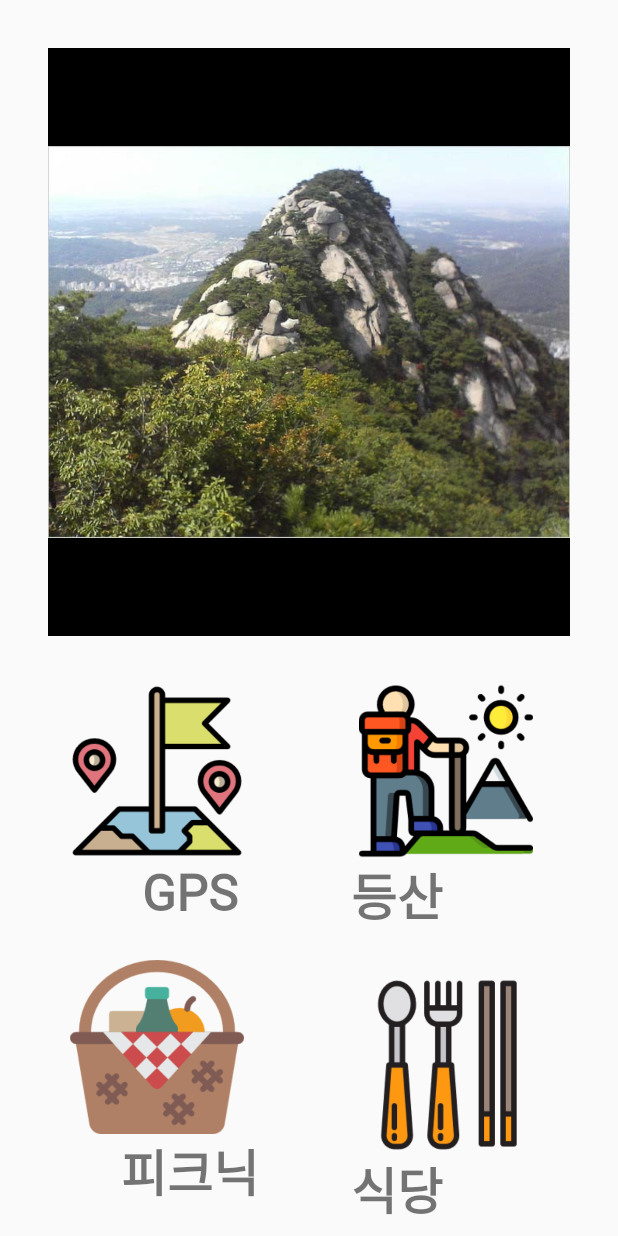
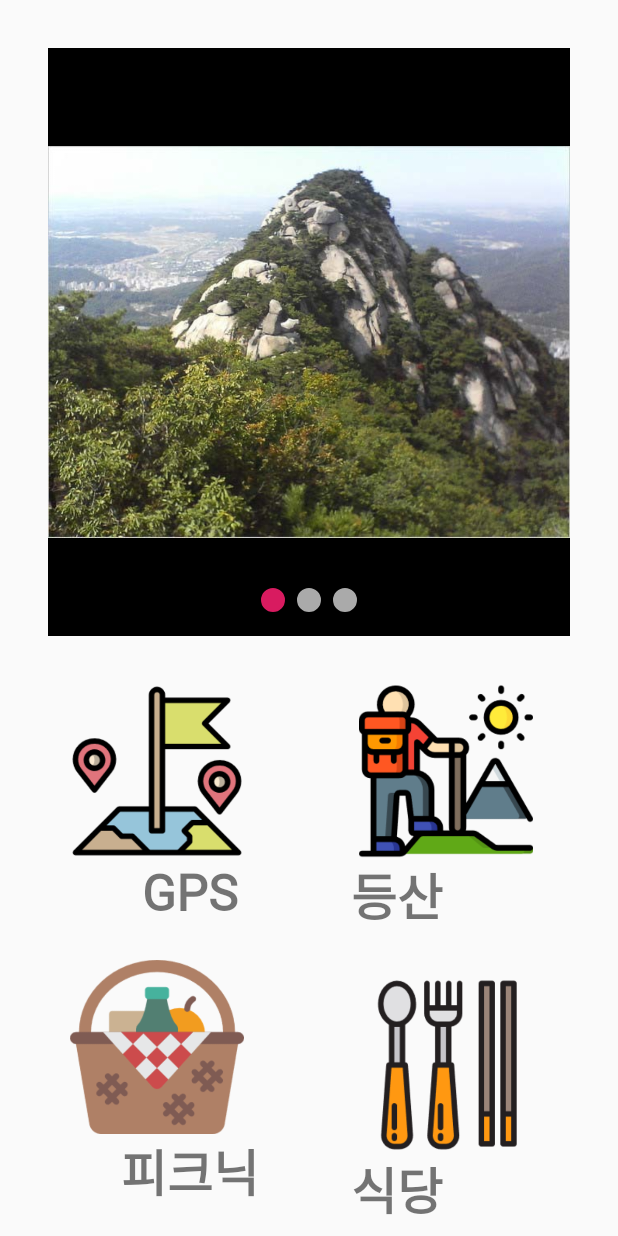
Before and after one commit to dltpt99/Gongmo, an Android app: the screen it shows after launch (MainActivity), on a phone screen of 412 x 824 dp. Run offline under Robolectric (Android 15) with nearby library versions, the phone set to English and light mode, and no system bars.

Commit message:
ViewPager에 인디케이터 추가

```diff
--- a/app/src/main/java/com/example/gongmo/MainActivity.java
+++ b/app/src/main/java/com/example/gongmo/MainActivity.java
@@ -1,51 +1,34 @@
 package com.example.gongmo;
 
 import androidx.appcompat.app.AppCompatActivity;
-import androidx.fragment.app.Fragment;
-import androidx.fragment.app.FragmentManager;
-import androidx.fragment.app.FragmentStatePagerAdapter;
 import androidx.viewpager.widget.ViewPager;
+
 import android.content.Intent;
 import android.os.Bundle;
 import android.view.View;
 
+import com.google.android.material.tabs.TabLayout;
+
+
 public class MainActivity extends AppCompatActivity {
     ViewPager viewPager;
+
     @Override
     protected void onCreate(Bundle savedInstanceState) {
         super.onCreate(savedInstanceState);
         setContentView(R.layout.activity_main);
 
-        viewPager =  findViewById(R.id.viewPager);
+        viewPager = findViewById(R.id.viewPager);
+
         viewPager.setAdapter(new pagerAdapter(getSupportFragmentManager()));
-        }
+        viewPager.setCurrentItem(0);
 
-    private class pagerAdapter extends FragmentStatePagerAdapter
-    {
-        private pagerAdapter(FragmentManager fm)
-        {
-            super(fm);
-        }
-        @Override
-        public Fragment getItem(int position)
-        {
-            switch(position)
-            {
-                case 0:
-                    return new fragment_first();
-                case 1:
-                    return new fragment_second();
-                case 2:
-                    return new fragment_third();
-            }
-            return null;
-        }
-        @Override
-        public int getCount()
-        {
-            return 3;
-        }
+        TabLayout tabLayout = findViewById(R.id.tab_layout);
+        tabLayout.setupWithViewPager(viewPager, true);
+
     }
+
+
 
     public void GPSbutton(View v) {
         Intent intent = new Intent(this, GPSactivity.class);
--- /dev/null
+++ b/app/src/main/java/com/example/gongmo/pagerAdapter.java
@@ -0,0 +1,34 @@
+package com.example.gongmo;
+
+
+import androidx.fragment.app.Fragment;
+import androidx.fragment.app.FragmentManager;
+import androidx.fragment.app.FragmentStatePagerAdapter;
+
+class pagerAdapter extends FragmentStatePagerAdapter
+{
+    protected pagerAdapter(FragmentManager fm)
+    {
+        super(fm);
+    }
+    @Override
+    public Fragment getItem(int position)
+    {
+        switch(position)
+        {
+            case 0:
+                return new fragment_first();
+            case 1:
+                return new fragment_second();
+            case 2:
+                return new fragment_third();
+
+        }
+        return null;
+    }
+    @Override
+    public int getCount()
+    {
+        return 3;
+    }
+}
--- /dev/null
+++ b/app/src/main/res/drawable/indicator_non.xml
@@ -0,0 +1,12 @@
+<?xml version="1.0" encoding="utf-8"?>
+<layer-list xmlns:android="http://schemas.android.com/apk/res/android">
+    <item>
+        <shape
+            android:innerRadius="0dp"
+            android:shape="ring"
+            android:thickness="8dp"
+            android:useLevel="false">
+            <solid android:color="@android:color/darker_gray"/>
+        </shape>
+    </item>
+</layer-list>
--- /dev/null
+++ b/app/src/main/res/drawable/indicator_on.xml
@@ -0,0 +1,12 @@
+<?xml version="1.0" encoding="utf-8"?>
+<layer-list xmlns:android="http://schemas.android.com/apk/res/android">
+    <item>
+        <shape
+            android:innerRadius="0dp"
+            android:shape="ring"
+            android:thickness="8dp"
+            android:useLevel="false">
+            <solid android:color="@color/colorAccent"/>
+        </shape>
+    </item>
+</layer-list>
--- /dev/null
+++ b/app/src/main/res/drawable/tab_selector.xml
@@ -0,0 +1,7 @@
+<?xml version="1.0" encoding="utf-8"?>
+<selector xmlns:android="http://schemas.android.com/apk/res/android">
+
+    <item android:drawable="@drawable/indicator_on"
+        android:state_selected="true"/>
+    <item android:drawable="@drawable/indicator_non"/>
+</selector>
--- a/app/src/main/res/layout/activity_main.xml
+++ b/app/src/main/res/layout/activity_main.xml
@@ -9,17 +9,32 @@
 
     <androidx.viewpager.widget.ViewPager
         android:id="@+id/viewPager"
-        android:layout_width="match_parent"
-        android:layout_height="match_parent"
+        android:layout_width="0dp"
+        android:layout_height="0dp"
         android:layout_marginStart="32dp"
         android:layout_marginTop="32dp"
         android:layout_marginEnd="32dp"
         android:layout_marginBottom="400dp"
-        android:background="#00FFFFFF"
+        android:background="#00000000"
         app:layout_constraintBottom_toBottomOf="parent"
         app:layout_constraintEnd_toEndOf="parent"
         app:layout_constraintStart_toStartOf="parent"
-        app:layout_constraintTop_toTopOf="parent" />
+        app:layout_constraintTop_toTopOf="parent"
+        app:layout_constraintVertical_bias="0.036">
+
+    </androidx.viewpager.widget.ViewPager>
+
+    <com.google.android.material.tabs.TabLayout
+        android:id="@+id/tab_layout"
+        android:layout_width="match_parent"
+        android:layout_height="wrap_content"
+        android:layout_marginBottom="400dp"
+        app:layout_constraintBottom_toBottomOf="parent"
+        app:layout_constraintEnd_toEndOf="parent"
+        app:layout_constraintStart_toStartOf="parent"
+        app:tabBackground="@drawable/tab_selector"
+        app:tabGravity="center"
+        app:tabIndicatorHeight="0dp" />
 
     <ImageButton
         android:id="@+id/gpsButton"
--- /dev/null
+++ b/app/src/main/res/layout/pager_adapter.xml
@@ -0,0 +1,13 @@
+<?xml version="1.0" encoding="utf-8"?>
+<LinearLayout xmlns:android="http://schemas.android.com/apk/res/android"
+    android:layout_width="match_parent"
+    android:layout_height="match_parent"
+    android:orientation="vertical">
+
+    <ImageView
+        android:id="@+id/imageView"
+        android:layout_width="match_parent"
+        android:layout_height="match_parent"
+        android:adjustViewBounds="true"
+        android:contentDescription="@string/indicator" />
+</LinearLayout>
--- a/app/src/main/res/values/strings.xml
+++ b/app/src/main/res/values/strings.xml
@@ -17,4 +17,5 @@
     <string name="moutain_1">moutain</string>
     <string name="mountain_2">mountain</string>
     <string name="mountain_3">mountain</string>
+    <string name="indicator">indicator</string>
 </resources>
```
